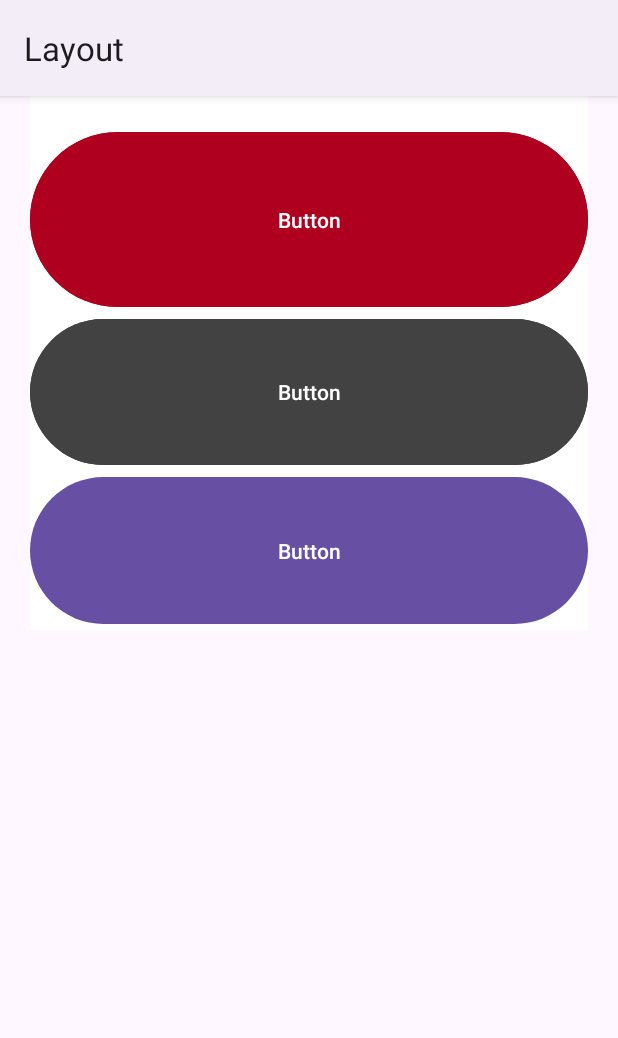
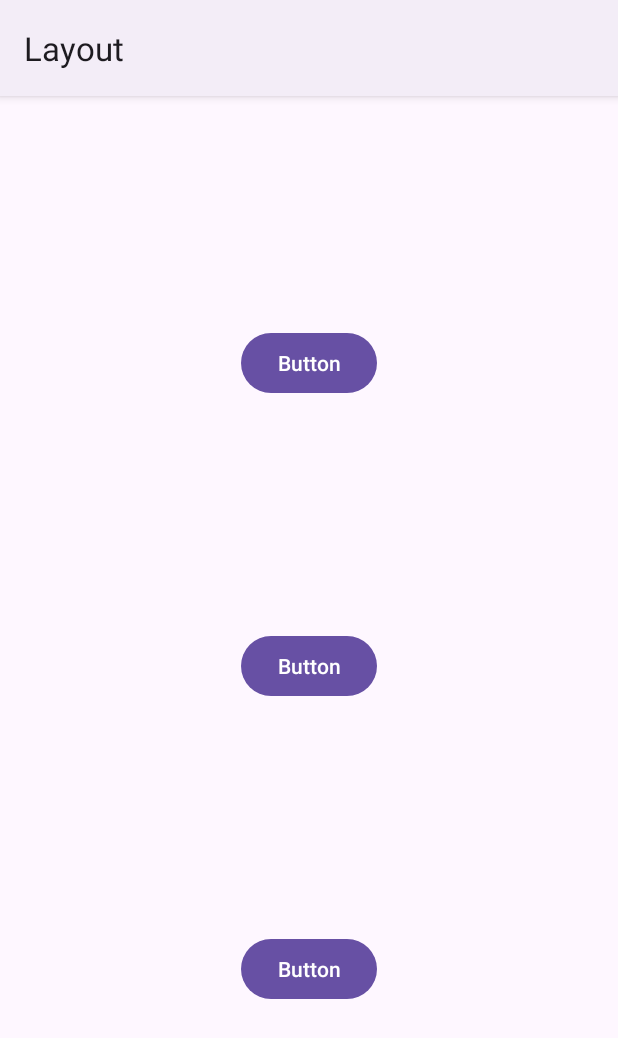
Before and after one commit to marufkhan09/layoutApp, an Android app: the screen it shows after launch (MainActivity), on a phone screen of 412 x 824 dp. Shown: the top 1038 px of the screen. Run offline under Robolectric (Android 15) with nearby library versions, the phone set to English and light mode, and no system bars.

Commit message:
constraint layout with button implemented

```diff
--- a/app/src/main/java/com/app/layout/MainActivity.java
+++ b/app/src/main/java/com/app/layout/MainActivity.java
@@ -15,10 +15,6 @@ public class MainActivity extends AppCompatActivity {
         super.onCreate(savedInstanceState);
         EdgeToEdge.enable(this);
         setContentView(R.layout.activity_main);
-        ViewCompat.setOnApplyWindowInsetsListener(findViewById(R.id.main), (v, insets) -> {
-            Insets systemBars = insets.getInsets(WindowInsetsCompat.Type.systemBars());
-            v.setPadding(systemBars.left, systemBars.top, systemBars.right, systemBars.bottom);
-            return insets;
-        });
+
     }
 }
--- a/app/src/main/res/layout/activity_main.xml
+++ b/app/src/main/res/layout/activity_main.xml
@@ -1,36 +1,41 @@
 <?xml version="1.0" encoding="utf-8"?>
-<LinearLayout xmlns:android="http://schemas.android.com/apk/res/android"
+<androidx.constraintlayout.widget.ConstraintLayout xmlns:android="http://schemas.android.com/apk/res/android"
     xmlns:app="http://schemas.android.com/apk/res-auto"
     xmlns:tools="http://schemas.android.com/tools"
-    android:id="@+id/main"
     android:layout_width="match_parent"
-    android:layout_height="400dp"
-    android:layout_margin="20dp"
-    android:background="#fff"
-    android:orientation="vertical"
-    android:gravity="center"
-    android:weightSum="5"
-    tools:context=".MainActivity">
+    android:layout_marginTop="?attr/actionBarSize"
+    android:layout_height="match_parent">
+
     <Button
         android:id="@+id/button"
-        android:layout_width="match_parent"
+        android:layout_width="wrap_content"
         android:layout_height="wrap_content"
-        android:layout_weight="2"
-        android:backgroundTint="@color/design_default_color_error"
-        android:text="Button" />
+        android:text="Button"
+        app:layout_constraintBottom_toTopOf="@+id/button2"
+        app:layout_constraintEnd_toEndOf="parent"
+        app:layout_constraintHorizontal_bias="0.5"
+        app:layout_constraintStart_toStartOf="parent"
+        app:layout_constraintTop_toTopOf="parent" />
+
+    <Button
+        android:id="@+id/button2"
+        android:layout_width="wrap_content"
+        android:layout_height="wrap_content"
+        android:text="Button"
+        app:layout_constraintBottom_toTopOf="@+id/button3"
+        app:layout_constraintEnd_toEndOf="@+id/button"
+        app:layout_constraintHorizontal_bias="0.5"
+        app:layout_constraintStart_toStartOf="@+id/button"
+        app:layout_constraintTop_toBottomOf="@+id/button" />
 
     <Button
         android:id="@+id/button3"
-        android:layout_width="match_parent"
+        android:layout_width="wrap_content"
         android:layout_height="wrap_content"
-        android:layout_weight="1.5"
-        android:backgroundTint="@color/cardview_dark_background"
-        android:text="Button" />
-
-    <Button
-        android:id="@+id/button2"
-        android:layout_width="match_parent"
-        android:layout_height="wrap_content"
-        android:layout_weight="1.5"
-        android:text="Button" />
-</LinearLayout>
+        android:text="Button"
+        app:layout_constraintBottom_toBottomOf="parent"
+        app:layout_constraintEnd_toEndOf="@+id/button2"
+        app:layout_constraintHorizontal_bias="0.5"
+        app:layout_constraintStart_toStartOf="@+id/button2"
+        app:layout_constraintTop_toBottomOf="@+id/button2" />
+</androidx.constraintlayout.widget.ConstraintLayout>
```
